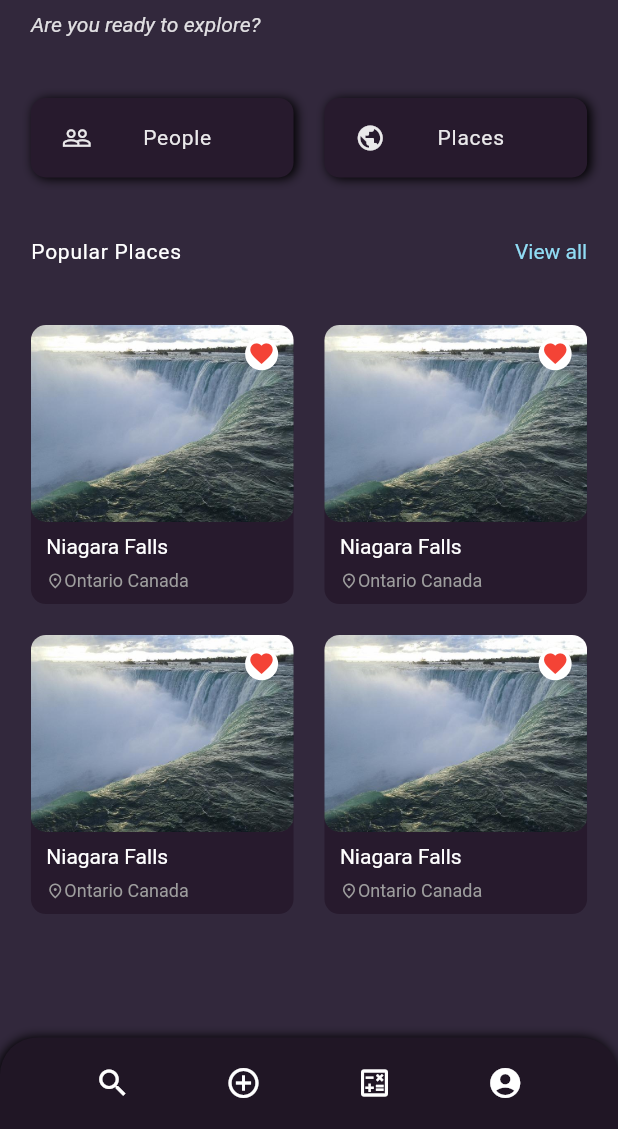
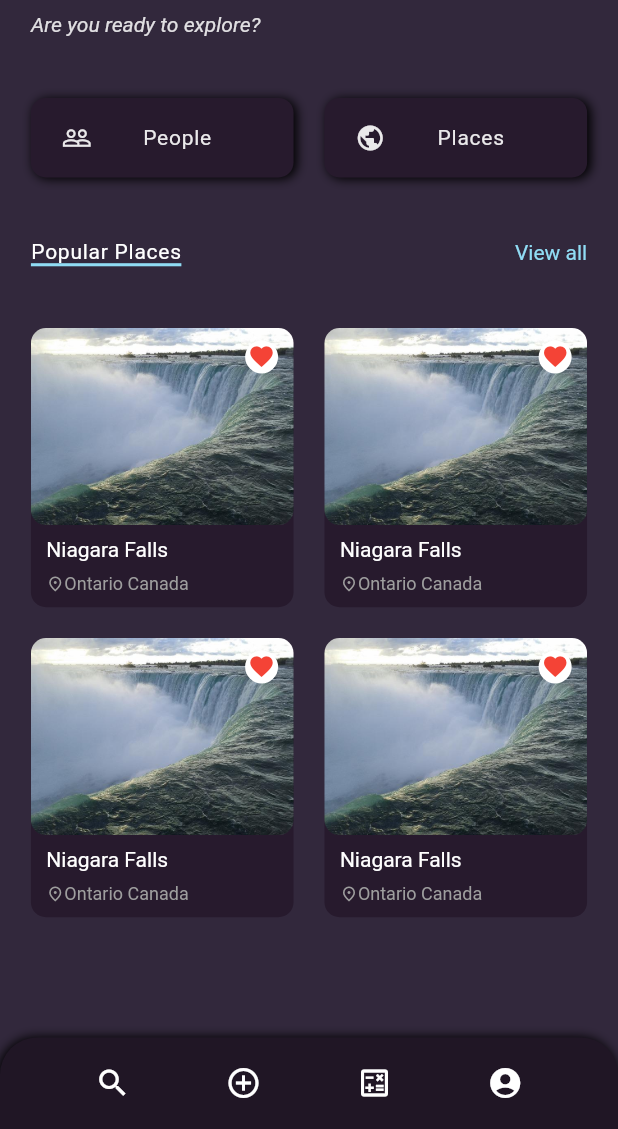
Before and after one commit to travter/travter-client, a Flutter app: the HomePage screen opened by its route, on a phone screen of 412 x 824 dp, the part 107-1236 px from its top. Run offline on Flutter 3.47's test engine with Material 2 defaults, Android fonts, the light colour scheme and no system bars; our stand-ins replace another_flushbar, auto_route, bloc, cloud_firestore, dartz, firebase_auth and 6 more; missing offline and left inert: flutter_facebook_auth, sign_button; accounts and stored records are empty; generated files the repository leaves out were written again.

Commit message:
feed section text

```diff
--- a/lib/presentation/pages/home_page/home_page.dart
+++ b/lib/presentation/pages/home_page/home_page.dart
@@ -5,8 +5,6 @@ import '../../core/constants/constant_colors.dart';
 import '../../core/extensions.dart';
 import '../../core/widgets/bottom_navbar_widget.dart';
 import '../../router/router.gr.dart';
-import 'widgets/popular_peoples_widget.dart';
-import 'widgets/welcome_widget.dart';
 import 'widgets/widgets.dart';
 
 class HomePage extends StatelessWidget {
@@ -25,15 +23,12 @@ class HomePage extends StatelessWidget {
               constraints: BoxConstraints(maxHeight: height * 0.85),
               child: SingleChildScrollView(
                 child: Column(
-                  children: [
-                    const WelcomeWidget(),
-                    const ResultsOptionsWidget(),
-                    Divider(
-                      height: height * 0.05,
-                      color: lightPrimaryColor,
-                    ),
-                    const PopularPlacesWidget(),
-                    const PopularPeoplesWidget(),
+                  children: const [
+                    WelcomeWidget(),
+                    ResultsOptionsWidget(),
+                    PopularPlacesWidget(),
+                    PopularPeopleWidget(),
+                    FeedSectionWidget(),
                   ]
                 ),
               ),
--- a/lib/presentation/pages/home_page/widgets/popular_peoples_widget.dart
+++ b/lib/presentation/pages/home_page/widgets/popular_people_widget.dart
@@ -6,8 +6,8 @@ import '../../../core/extensions.dart';
 import 'popular_person_card_widget.dart';
 import 'popular_section_text_widget.dart';
 
-class PopularPeoplesWidget extends StatelessWidget {
-  const PopularPeoplesWidget({Key? key}) : super(key: key);
+class PopularPeopleWidget extends StatelessWidget {
+  const PopularPeopleWidget({Key? key}) : super(key: key);
 
   @override
   Widget build(BuildContext context) {
--- a/lib/presentation/pages/home_page/widgets/popular_places_widget.dart
+++ b/lib/presentation/pages/home_page/widgets/popular_places_widget.dart
@@ -19,6 +19,10 @@ class PopularPlacesWidget extends StatelessWidget {
           EdgeInsets.symmetric(horizontal: width * homePageHorizontalPadding),
       child: Column(
         children: [
+          Divider(
+            height: height * 0.05,
+            color: lightPrimaryColor,
+          ),
           const PopularSectionTextWidget(text: 'Popular Places'),
           Divider(
             height: height * 0.05,
--- a/lib/presentation/pages/home_page/widgets/popular_section_text_widget.dart
+++ b/lib/presentation/pages/home_page/widgets/popular_section_text_widget.dart
@@ -2,22 +2,36 @@ import 'package:flutter/foundation.dart';
 import 'package:flutter/material.dart';
 
 import '../../../core/constants/constant_colors.dart';
+import '../../../core/extensions.dart';
 
 class PopularSectionTextWidget extends StatelessWidget {
-  const PopularSectionTextWidget({required this.text, Key? key}) : super(key: key);
+  const PopularSectionTextWidget({required this.text, Key? key})
+      : super(key: key);
 
   final String text;
 
   @override
   Widget build(BuildContext context) {
-   return  Row(
+    final width = context.dims.width;
+
+    return Row(
       mainAxisAlignment: MainAxisAlignment.spaceBetween,
       children: [
-        Text(
-          text,
-          style: const TextStyle(
-            color: Colors.white,
-            letterSpacing: 0.5,
+        Container(
+          decoration: BoxDecoration(
+            border: Border(
+              bottom: BorderSide(
+                color: lightBlueColor,
+                width: width * 0.005,
+              ),
+            ),
+          ),
+          child: Text(
+            text,
+            style: const TextStyle(
+              color: Colors.white,
+              letterSpacing: 0.5,
+            ),
           ),
         ),
         const Text(
@@ -29,6 +43,7 @@ class PopularSectionTextWidget extends StatelessWidget {
       ],
     );
   }
+
   @override
   void debugFillProperties(DiagnosticPropertiesBuilder properties) {
     super.debugFillProperties(properties);
--- a/lib/presentation/pages/home_page/widgets/widgets.dart
+++ b/lib/presentation/pages/home_page/widgets/widgets.dart
@@ -1,2 +1,5 @@
+export 'feed_section_widget.dart';
+export 'popular_people_widget.dart';
 export 'popular_places_widget.dart';
 export 'results_options_widget.dart';
+export 'welcome_widget.dart';
```
Also changed, not shown: lib/presentation/pages/home_page/widgets/feed_section_widget.dart (added, +57 -0 lines).
